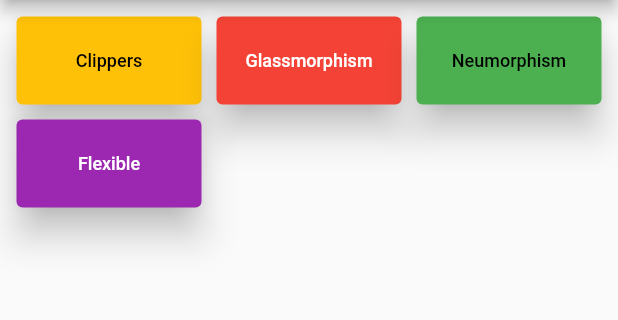
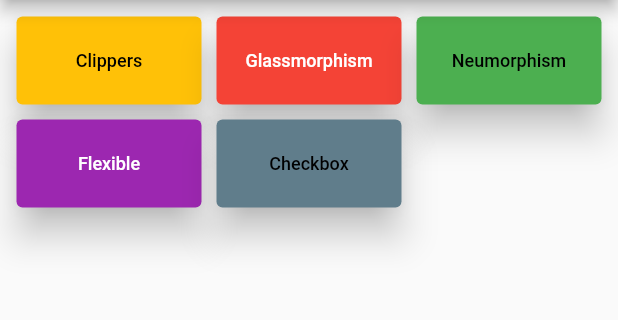
Before and after one commit to erdemgocen44/Flutter_Widgets, a Flutter app: the screen it shows after launch, on a phone screen of 412 x 824 dp, the part 84-404 px from its top. Run offline on Flutter 3.47's test engine with Material 2 defaults, Android fonts, the phone set to English and light mode, and no system bars.

Commit message:
CheckBoxLitTile widget başlandı

```diff
--- a/lib/home_page.dart
+++ b/lib/home_page.dart
@@ -51,6 +51,12 @@ class _HomePageState extends State<HomePage> {
                 onprimary: Colors.white,
                 rota: '/flexible',
               ),
+              CustomElevatedButton(
+                yazi: 'Checkbox',
+                primary: Colors.blueGrey,
+                onprimary: Colors.black,
+                rota: '/checkbox',
+              ),
             ],
           ),
         ));
--- a/lib/main.dart
+++ b/lib/main.dart
@@ -1,4 +1,5 @@
 import 'package:flutter/material.dart';
+import 'package:widgets/widgets/checkbox/checkbox_listtile.dart';
 import 'package:widgets/widgets/clippers/clippers_page.dart';
 import 'package:widgets/widgets/flexible/filexible.dart';
 import 'package:widgets/widgets/glassmorphism/glass_home.dart';
@@ -21,6 +22,7 @@ class Widgets extends StatelessWidget {
         "/glass": (context) => const GlassHome(),
         "/neumorp": (context) => const NeumorpHome(),
         "/flexible": (context) => const FlexibleHome(),
+        "/checkbox": (context) => const CheckBoxListTilePage(),
       },
     );
   }
```
Also changed, not shown: lib/widgets/checkbox/checkbox_listtile.dart (added, +29 -0 lines).
